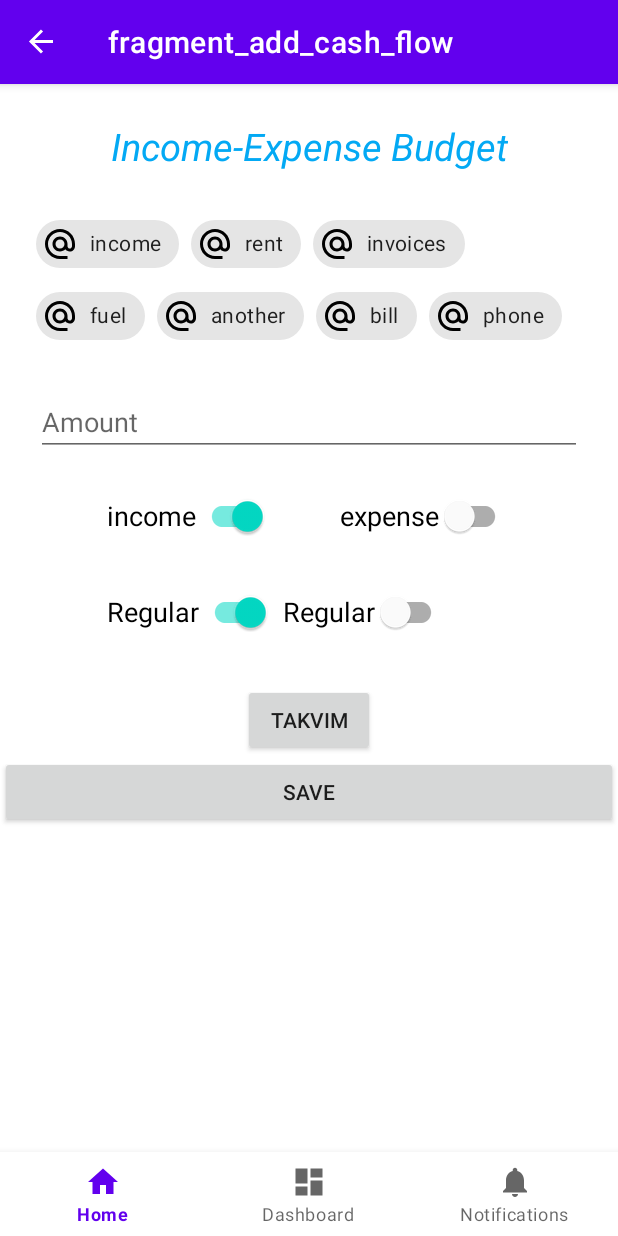
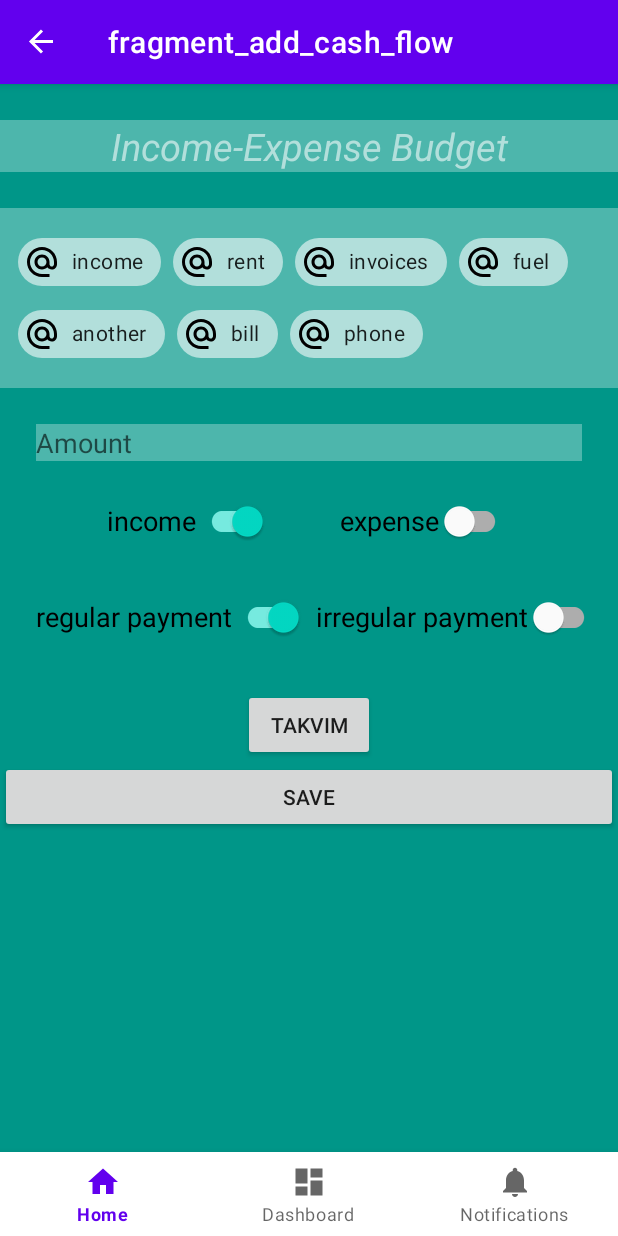
Before and after one commit to umutcansahinn/BudgetApp, an Android app: the AddBudgetFragment screen opened through its navigation route, on a phone screen of 412 x 824 dp. Run offline under Robolectric (Android 15) with nearby library versions, the phone set to English and light mode, and no system bars; our stand-ins replace Dagger/Hilt's generated code, Firebase (no records; nobody signed in at launch, a user with empty details on screens opened directly), navigation-ui.

Commit message:
fixed some UI items

```diff
--- a/app/src/main/res/layout/fragment_add_budget.xml
+++ b/app/src/main/res/layout/fragment_add_budget.xml
@@ -3,18 +3,21 @@
     xmlns:android="http://schemas.android.com/apk/res/android"
     xmlns:tools="http://schemas.android.com/tools"
     android:layout_width="match_parent"
+    android:background="@color/back_ground_500"
     android:layout_height="match_parent"
     xmlns:app="http://schemas.android.com/apk/res-auto"
     tools:context=".ui.add_budget.AddBudgetFragment">
 
     <TextView
         android:id="@+id/textViewTitle"
-        android:layout_width="wrap_content"
+        android:layout_width="match_parent"
         android:layout_height="wrap_content"
         android:text="@string/income_expense_budget"
         android:textSize="25sp"
         android:textStyle="italic"
-        android:textColor="#03A9F4"
+        android:textAlignment="center"
+        android:background="@color/back_ground_300"
+        android:textColor="@color/back_ground_100"
         android:layout_marginTop="24dp"
         app:layout_constraintTop_toTopOf="parent"
         app:layout_constraintLeft_toLeftOf="parent"
@@ -29,9 +32,8 @@
         app:layout_constraintLeft_toLeftOf="parent"
         app:layout_constraintRight_toRightOf="parent"
         android:layout_marginTop="24dp"
-        android:layout_marginLeft="24dp"
-        android:layout_marginRight="24dp"
-        android:background="@color/white"
+        android:padding="12dp"
+        android:background="@color/back_ground_300"
         app:singleLine="false"
         app:singleSelection="true">
 
@@ -40,7 +42,7 @@
             android:layout_height="wrap_content"
             android:id="@+id/chipIncome"
             android:text="@string/income"
-            app:chipStrokeColor="@color/red_100"
+            app:chipBackgroundColor="@color/back_ground_100"
             app:chipIcon="@drawable/baseline_alternate_email_24"
             app:chipIconEnabled="true"
             style="@style/Widget.MaterialComponents.Chip.Choice">
@@ -52,6 +54,7 @@
             app:chipIconVisible="true"
             android:id="@+id/chipRent"
             android:text="@string/rent"
+            app:chipBackgroundColor="@color/back_ground_100"
             app:chipIcon="@drawable/baseline_alternate_email_24"
             app:chipIconEnabled="true"
             style="@style/Widget.MaterialComponents.Chip.Choice">
@@ -62,6 +65,7 @@
             android:layout_height="wrap_content"
             android:id="@+id/chipInvoices"
             android:text="@string/invoices"
+            app:chipBackgroundColor="@color/back_ground_100"
             app:chipIcon="@drawable/baseline_alternate_email_24"
             app:chipIconEnabled="true"
             style="@style/Widget.MaterialComponents.Chip.Choice">
@@ -72,6 +76,7 @@
             android:layout_height="wrap_content"
             android:id="@+id/chipFuel"
             android:text="@string/fuel"
+            app:chipBackgroundColor="@color/back_ground_100"
             app:chipIcon="@drawable/baseline_alternate_email_24"
             app:chipIconEnabled="true"
             style="@style/Widget.MaterialComponents.Chip.Choice">
@@ -82,6 +87,7 @@
             android:layout_height="wrap_content"
             android:id="@+id/chipAnother"
             android:text="@string/another"
+            app:chipBackgroundColor="@color/back_ground_100"
             app:chipIcon="@drawable/baseline_alternate_email_24"
             app:chipIconEnabled="true"
             style="@style/Widget.MaterialComponents.Chip.Choice">
@@ -92,6 +98,7 @@
             android:layout_height="wrap_content"
             android:id="@+id/chipBill"
             android:text="@string/bill"
+            app:chipBackgroundColor="@color/back_ground_100"
             app:chipIcon="@drawable/baseline_alternate_email_24"
             app:chipIconEnabled="true"
             style="@style/Widget.MaterialComponents.Chip.Choice">
@@ -102,6 +109,7 @@
             android:layout_height="wrap_content"
             android:id="@+id/chipPhone"
             android:text="@string/phone"
+            app:chipBackgroundColor="@color/back_ground_100"
             app:chipIcon="@drawable/baseline_alternate_email_24"
             app:chipIconEnabled="true"
             style="@style/Widget.MaterialComponents.Chip.Choice">
@@ -119,6 +127,7 @@
         android:layout_marginTop="24dp"
         android:layout_marginLeft="24dp"
         android:inputType="number"
+        android:background="@color/back_ground_300"
         android:layout_marginRight="24dp"
         android:hint="@string/amount">
     </androidx.appcompat.widget.AppCompatEditText>
@@ -149,6 +158,14 @@
         app:layout_constraintRight_toRightOf="@id/editTextAmount">
     </com.google.android.material.switchmaterial.SwitchMaterial>
 
+    <com.google.android.material.card.MaterialCardView
+        android:layout_width="match_parent"
+        android:layout_height="wrap_content"
+        app:layout_constraintLeft_toLeftOf="parent"
+        app:layout_constraintRight_toRightOf="parent"
+        app:layout_constraintTop_toBottomOf="@id/editTextAmount">
+
+    </com.google.android.material.card.MaterialCardView>
 
     <com.google.android.material.switchmaterial.SwitchMaterial
         android:id="@+id/switchRegular"
@@ -156,9 +173,9 @@
         android:layout_height="wrap_content"
         android:layout_marginTop="16dp"
         android:checked="true"
-        android:text="Regular"
+        android:text="@string/regular_payment"
         android:textSize="18sp"
-        app:layout_constraintLeft_toLeftOf="@id/switchIncome"
+        app:layout_constraintLeft_toLeftOf="@id/editTextAmount"
         app:layout_constraintTop_toBottomOf="@id/switchIncome">
     </com.google.android.material.switchmaterial.SwitchMaterial>
 
@@ -169,7 +186,7 @@
         android:layout_marginLeft="8dp"
         android:layout_marginTop="16dp"
         android:checked="false"
-        android:text="Regular"
+        android:text="@string/irregular_payment"
         android:textSize="18sp"
         app:layout_constraintLeft_toRightOf="@id/switchRegular"
         app:layout_constraintTop_toBottomOf="@id/switchIncome">
--- a/app/src/main/res/values/colors.xml
+++ b/app/src/main/res/values/colors.xml
@@ -13,4 +13,10 @@
     <color name="red">#FF0000</color>
     <color name="green_100">#8BC34A</color>
     <color name="red_100">#E91E63</color>
+
+    <color name="back_ground_50">#E0F2F1</color>
+    <color name="back_ground_100">#B2DFDB</color>
+    <color name="back_ground_200">#80CBC4</color>
+    <color name="back_ground_300">#4DB6AC</color>
+    <color name="back_ground_500">#009688</color>
 </resources>
--- a/app/src/main/res/values/strings.xml
+++ b/app/src/main/res/values/strings.xml
@@ -28,4 +28,6 @@
     <string name="another">another</string>
     <string name="bill">bill</string>
     <string name="phone">phone</string>
+    <string name="regular_payment">regular payment</string>
+    <string name="irregular_payment">irregular payment</string>
 </resources>
```
